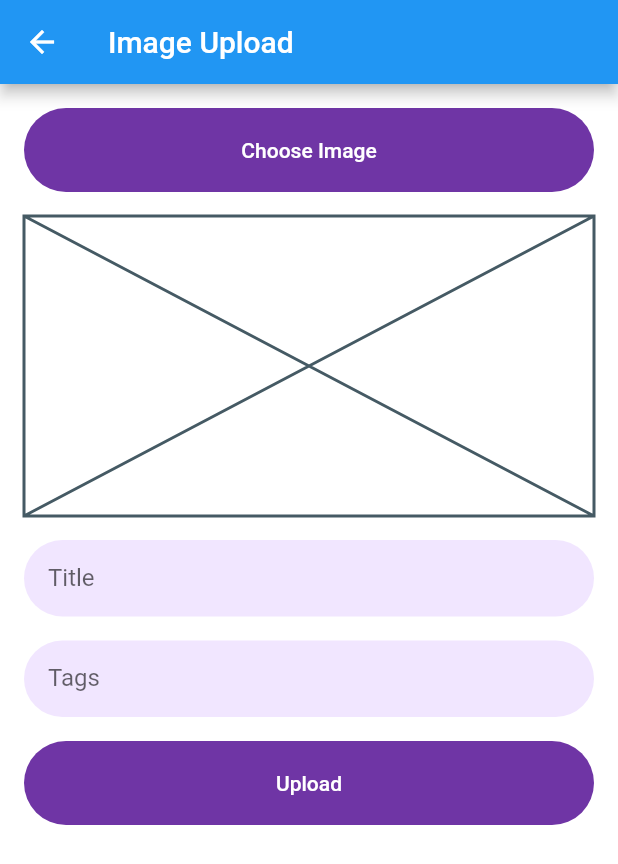
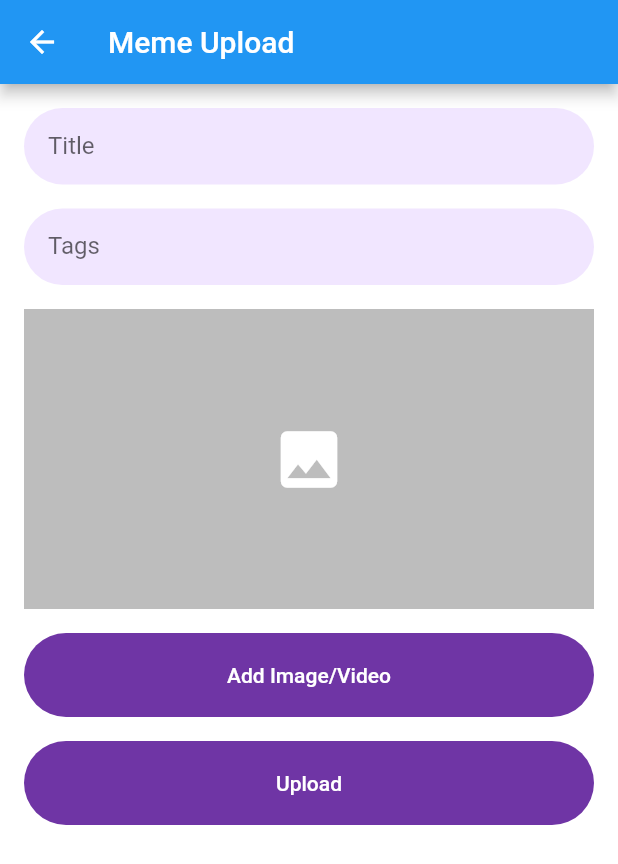
Before and after one commit to TruongAnim/meme_hub, a Flutter app: the NewPostScreen screen opened by its route, on a phone screen of 412 x 824 dp. Shown: the top 864 px of the screen. Run offline on Flutter 3.47's test engine with Material 2 defaults, Android fonts, the phone set to English and light mode, and no system bars; drawn by our look-alikes of loader_overlay; our stand-ins replace dio, flutter_spinkit, flutter_svg, fluttertoast, get, googleapis_auth and 8 more; missing offline and left inert: dart:ffi, gcloud; accounts and stored records are empty.

Commit message:
update meme upload page

```diff
--- a/lib/Screens/NewPost/new_post_screen.dart
+++ b/lib/Screens/NewPost/new_post_screen.dart
@@ -1,13 +1,15 @@
 import 'dart:io';
 
 import 'package:flutter/material.dart';
-import 'package:flutter/services.dart';
 import 'package:get/get.dart';
 import 'package:image_picker/image_picker.dart';
+import 'package:meme_hub/components/empty_image_holder.dart';
+import 'package:meme_hub/components/video_player_widget.dart';
 import 'package:meme_hub/controllers/new_post_controller.dart';
-import 'package:meme_hub/services/cloud_service.dart';
 import 'package:meme_hub/utils/loading_overlay.dart';
 import 'package:meme_hub/utils/toast_maker.dart';
+
+enum MediaType { image, video, none }
 
 class NewPostScreen extends StatefulWidget {
   const NewPostScreen({super.key});
@@ -18,24 +20,35 @@ class NewPostScreen extends StatefulWidget {
 
 class _NewPostScreenState extends State<NewPostScreen> {
   final NewPostController _controller = Get.find();
-  File? _image;
+  File? _mediaFile;
+  MediaType type = MediaType.none;
   final _picker = ImagePicker();
   final TextEditingController _titleController = TextEditingController();
 
   void _pickImage() async {
     final pickedImage = await _picker.pickImage(source: ImageSource.gallery);
+    if (pickedImage != null) {
+      setState(() {
+        type = MediaType.image;
+        _mediaFile = File(pickedImage.path);
+      });
+    }
+  }
 
+  void _pickVideo() async {
+    final pickedVideo = await _picker.pickVideo(source: ImageSource.gallery);
+    if (pickedVideo != null) {
       setState(() {
-      if (pickedImage != null) {
-        _image = File(pickedImage.path);
+        type = MediaType.video;
+        _mediaFile = File(pickedVideo.path);
+      });
     }
-    });
   }
 
   void _uploadImage() async {
     LoadingOverlay.show();
     bool result =
-        await _controller.post(_image, _titleController.text, ['hello']);
+        await _controller.post(_mediaFile, _titleController.text, ['hello']);
     LoadingOverlay.hide();
     if (result) {
       ToastMaker.showToast(content: 'Your meme has been post!');
@@ -45,31 +58,57 @@ class _NewPostScreenState extends State<NewPostScreen> {
     }
   }
 
+  void _clearMedia() {
+    setState(() {
+      type = MediaType.none;
+      _mediaFile = null;
+    });
+  }
+
+  void showPickerBottomSheet() {
+    showModalBottomSheet(
+      context: context,
+      builder: (BuildContext context) {
+        return Container(
+          padding: EdgeInsets.symmetric(vertical: 20.0),
+          child: Column(
+            mainAxisSize: MainAxisSize.min,
+            children: [
+              ListTile(
+                leading: Icon(Icons.photo_library),
+                title: Text('Pick Image'),
+                onTap: () async {
+                  Navigator.of(context).pop();
+                  _pickImage();
+                },
+              ),
+              ListTile(
+                leading: Icon(Icons.video_library),
+                title: Text('Pick Video'),
+                onTap: () async {
+                  Navigator.of(context).pop();
+                  _pickVideo();
+                },
+              ),
+            ],
+          ),
+        );
+      },
+    );
+  }
+
   @override
   Widget build(BuildContext context) {
     return Scaffold(
       appBar: AppBar(
-        title: const Text('Image Upload'),
+        title: const Text('Meme Upload'),
       ),
       body: Padding(
-        padding: const EdgeInsets.all(16.0),
+        padding: const EdgeInsets.symmetric(horizontal: 16),
+        child: SingleChildScrollView(
           child: Column(
             crossAxisAlignment: CrossAxisAlignment.stretch,
             children: [
-            ElevatedButton(
-              onPressed: _pickImage,
-              child: const Text('Choose Image'),
-            ),
-            const SizedBox(height: 16.0),
-            _image != null
-                ? Image.file(
-                    _image!,
-                    fit: BoxFit.cover,
-                    height: 200.0,
-                  )
-                : const Placeholder(
-                    fallbackHeight: 200.0,
-                  ),
               const SizedBox(height: 16.0),
               TextField(
                 controller: _titleController,
@@ -84,13 +123,34 @@ class _NewPostScreenState extends State<NewPostScreen> {
                 ),
               ),
               const SizedBox(height: 16.0),
+              if (type == MediaType.image)
+                Image.file(
+                  _mediaFile!,
+                  fit: BoxFit.cover,
+                )
+              else if (type == MediaType.video)
+                VideoPlayerWidget(source: _mediaFile)
+              else
+                EmptyImageHolder(backgroundColor: Colors.grey.shade400),
+              const SizedBox(height: 16.0),
+              ElevatedButton(
+                onPressed: type == MediaType.none
+                    ? showPickerBottomSheet
+                    : _clearMedia,
+                child: Text(type == MediaType.none
+                    ? 'Add Image/Video'
+                    : 'Remove Media'),
+              ),
+              const SizedBox(height: 16.0),
               ElevatedButton(
                 onPressed: () {
                   _uploadImage();
                 },
                 child: const Text('Upload'),
               ),
+              const SizedBox(height: 16.0),
             ],
+          ),
         ),
       ),
     );
--- /dev/null
+++ b/lib/components/empty_image_holder.dart
@@ -0,0 +1,28 @@
+import 'package:flutter/material.dart';
+
+class EmptyImageHolder extends StatelessWidget {
+  final double width;
+  final double height;
+  final Color backgroundColor;
+
+  const EmptyImageHolder({
+    Key? key,
+    this.width = 200,
+    this.height = 200,
+    this.backgroundColor = Colors.grey,
+  }) : super(key: key);
+
+  @override
+  Widget build(BuildContext context) {
+    return Container(
+      width: width,
+      height: height,
+      color: backgroundColor,
+      child: Icon(
+        Icons.image,
+        size: 50,
+        color: Colors.white,
+      ),
+    );
+  }
+}
--- a/lib/main.dart
+++ b/lib/main.dart
@@ -13,8 +13,6 @@ void main() {
 
 class MyApp extends StatelessWidget {
   const MyApp({Key? key}) : super(key: key);
-
-  // This widget is the root of your application.
   @override
   Widget build(BuildContext context) {
     return GlobalLoaderOverlay(
--- a/pubspec.yaml
+++ b/pubspec.yaml
@@ -52,6 +52,7 @@ dependencies:
   permission_handler: ^10.3.0
   path_provider: ^2.0.15
   path: ^1.8.2
+  video_player: ^2.6.1
 
 dev_dependencies:
   flutter_test:
```
Also changed, not shown: lib/components/post_item.dart (+14 -5 lines), lib/components/video_player_widget.dart (added, +72 -0 lines), pubspec.lock. Lines whose indentation alone changed are shown as unchanged.
